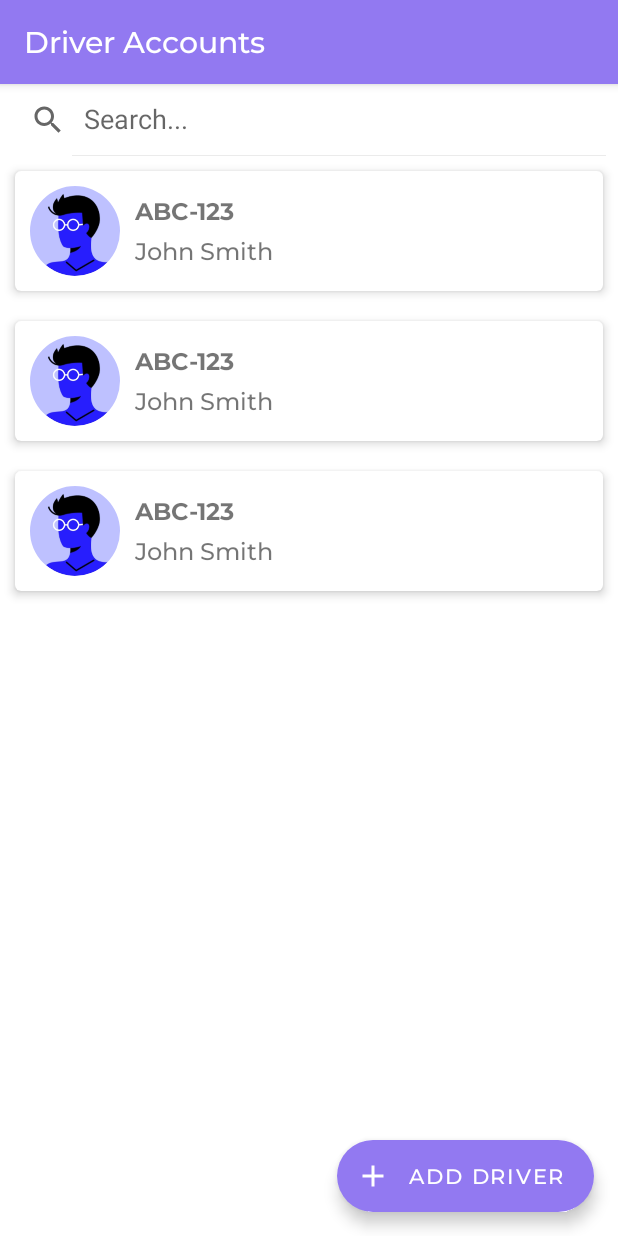
After one commit to 1R0N-MAN/AfricaRideAdmin, an Android app: the layout fragment_driver_accounts_page.xml on its own in the app's theme, with its tools: preview values and no code run, on a phone screen of 412 x 824 dp. The commit adds this screen. Run offline under Robolectric (Android 15) with nearby library versions, the phone set to English and light mode, and no system bars.

Commit message:
Began implementation for viewing driver accounts

```diff
--- /dev/null
+++ b/app/src/main/java/com/transportation/afriride_admin/DriverAccount.kt
@@ -0,0 +1,3 @@
+package com.transportation.afriride_admin
+
+data class DriverAccount(val profilePic: Int, val licensePlate: String, val driverName: String)
--- /dev/null
+++ b/app/src/main/java/com/transportation/afriride_admin/DriverAccountsPage.kt
@@ -0,0 +1,36 @@
+package com.transportation.afriride_admin
+
+import android.os.Bundle
+import androidx.fragment.app.Fragment
+import android.view.LayoutInflater
+import android.view.View
+import android.view.ViewGroup
+import androidx.appcompat.widget.SearchView
+import androidx.recyclerview.widget.RecyclerView
+import com.google.android.material.floatingactionbutton.FloatingActionButton
+import com.google.firebase.firestore.FirebaseFirestore
+import com.google.firebase.firestore.ktx.firestore
+import com.google.firebase.ktx.Firebase
+
+class DriverAccountsPage : Fragment() {
+
+    private lateinit var driverAccountsSearchBar: SearchView
+    private lateinit var driverAccountsRecyclerView: RecyclerView
+    private lateinit var addDriverAccountButton: FloatingActionButton
+    private lateinit var db: FirebaseFirestore
+
+    override fun onCreateView(
+        inflater: LayoutInflater, container: ViewGroup?,
+        savedInstanceState: Bundle?
+    ): View? {
+        // Inflate the layout for this fragment
+        val view = inflater.inflate(R.layout.fragment_driver_accounts_page, container, false)
+
+        driverAccountsSearchBar = view.findViewById(R.id.driverAccountsSearchBar)
+        driverAccountsRecyclerView = view.findViewById(R.id.driverAccountsRecyclerView)
+        addDriverAccountButton = view.findViewById(R.id.addDriverAccountButton)
+
+        db = Firebase.firestore
+        return view
+    }
+}
--- /dev/null
+++ b/app/src/main/java/com/transportation/afriride_admin/DriverAccountsRecyclerAdapter.kt
@@ -0,0 +1,47 @@
+package com.transportation.afriride_admin
+
+import android.content.Context
+import android.view.LayoutInflater
+import android.view.View
+import android.view.ViewGroup
+import android.widget.ImageView
+import android.widget.TextView
+import androidx.cardview.widget.CardView
+import androidx.recyclerview.widget.RecyclerView
+
+class DriverAccountsRecyclerAdapter(
+    private val context: Context,
+    private val driverAccountsList: List<DriverAccount>
+    ):RecyclerView.Adapter<DriverAccountsRecyclerAdapter.MyViewHolder>() {
+
+    class MyViewHolder(itemView: View): RecyclerView.ViewHolder(itemView){
+        val driverAccountCard: CardView = itemView.findViewById(R.id.driverAccountCard)
+        val driverProfilePic: ImageView = itemView.findViewById(R.id.driverProfilePic)
+        val driverLicensePlate: TextView = itemView.findViewById(R.id.driverLicensePlate)
+        val driverName: TextView = itemView.findViewById(R.id.driverName)
+    }
+
+    override fun onCreateViewHolder(parent: ViewGroup, viewType: Int): MyViewHolder {
+        val itemView = LayoutInflater.from(context).inflate(R.layout.driver_accounts_recycler_list_item, parent, false)
+        return MyViewHolder(itemView)
+    }
+
+    override fun onBindViewHolder(holder: MyViewHolder, position: Int) {
+        val driverAccount = driverAccountsList[position]
+        holder.driverAccountCard.setOnClickListener{
+            openDriverAccountPage()
+        }
+
+        holder.driverProfilePic.setImageResource(driverAccount.profilePic)
+        holder.driverLicensePlate.text = driverAccount.licensePlate
+        holder.driverName.text = driverAccount.driverName
+    }
+
+    private fun openDriverAccountPage() {
+        //TODO: "Not yet implemented"
+    }
+
+    override fun getItemCount(): Int {
+        return driverAccountsList.size
+    }
+}
--- /dev/null
+++ b/app/src/main/res/drawable/ic_add.xml
@@ -0,0 +1,10 @@
+<vector xmlns:android="http://schemas.android.com/apk/res/android"
+    android:width="24dp"
+    android:height="24dp"
+    android:viewportWidth="24"
+    android:viewportHeight="24"
+    android:tint="?attr/colorControlNormal">
+  <path
+      android:fillColor="@android:color/white"
+      android:pathData="M19,13h-6v6h-2v-6H5v-2h6V5h2v6h6v2z"/>
+</vector>
--- /dev/null
+++ b/app/src/main/res/layout/driver_accounts_recycler_list_item.xml
@@ -0,0 +1,54 @@
+<?xml version="1.0" encoding="utf-8"?>
+<com.google.android.material.card.MaterialCardView
+    xmlns:android="http://schemas.android.com/apk/res/android"
+    xmlns:app="http://schemas.android.com/apk/res-auto"
+    xmlns:tools="http://schemas.android.com/tools"
+    android:layout_width="match_parent"
+    android:layout_height="wrap_content"
+    android:layout_margin="@dimen/app_margin_size"
+    app:cardElevation="4dp"
+    >
+
+    <androidx.constraintlayout.widget.ConstraintLayout
+        android:id="@+id/driverAccountCard"
+        android:layout_width="match_parent"
+        android:layout_height="wrap_content"
+        android:padding="@dimen/app_margin_size">
+
+        <com.google.android.material.imageview.ShapeableImageView
+            android:id="@+id/driverProfilePic"
+            android:layout_width="60dp"
+            android:layout_height="60dp"
+            android:scaleType="centerCrop"
+            app:layout_constraintTop_toTopOf="parent"
+            app:layout_constraintStart_toStartOf="parent"
+            app:srcCompat="@drawable/user_icon"
+            app:shapeAppearanceOverlay="@style/roundedImageViewRounded"/>
+
+        <TextView
+            android:id="@+id/driverLicensePlate"
+            android:layout_width="wrap_content"
+            android:layout_height="wrap_content"
+            android:fontFamily="@font/montserrat_bold"
+            android:textSize="16sp"
+            android:layout_marginStart="@dimen/app_margin_size"
+            app:layout_constraintTop_toTopOf="parent"
+            app:layout_constraintBottom_toTopOf="@id/driverName"
+            app:layout_constraintStart_toEndOf="@id/driverProfilePic"
+            tools:text="ABC-123"/>
+
+        <TextView
+            android:id="@+id/driverName"
+            android:layout_width="wrap_content"
+            android:layout_height="wrap_content"
+            android:fontFamily="@font/montserrat_medium"
+            android:textSize="16sp"
+            android:layout_marginStart="@dimen/app_margin_size"
+            app:layout_constraintTop_toBottomOf="@id/driverLicensePlate"
+            app:layout_constraintBottom_toBottomOf="parent"
+            app:layout_constraintStart_toEndOf="@id/driverProfilePic"
+            tools:text="John Smith"/>
+
+    </androidx.constraintlayout.widget.ConstraintLayout>
+
+</com.google.android.material.card.MaterialCardView>
--- /dev/null
+++ b/app/src/main/res/layout/fragment_driver_accounts_page.xml
@@ -0,0 +1,75 @@
+<?xml version="1.0" encoding="utf-8"?>
+<androidx.constraintlayout.widget.ConstraintLayout xmlns:android="http://schemas.android.com/apk/res/android"
+    xmlns:tools="http://schemas.android.com/tools"
+    android:layout_width="match_parent"
+    android:layout_height="match_parent"
+    xmlns:app="http://schemas.android.com/apk/res-auto"
+    tools:context=".DriverAccountsPage">
+
+    <com.google.android.material.appbar.AppBarLayout
+        android:id="@+id/appBarLayout"
+        android:layout_width="match_parent"
+        android:layout_height="wrap_content"
+        app:layout_constraintTop_toTopOf="parent"
+        app:layout_constraintStart_toStartOf="parent">
+
+        <androidx.appcompat.widget.Toolbar
+            android:id="@+id/toolbar"
+            android:layout_width="match_parent"
+            android:layout_height="?attr/actionBarSize"
+            android:background="@color/purple_500">
+
+            <androidx.constraintlayout.widget.ConstraintLayout
+                android:layout_width="match_parent"
+                android:layout_height="match_parent">
+
+                <TextView
+                    android:id="@+id/toolbarTitle"
+                    android:layout_width="wrap_content"
+                    android:layout_height="match_parent"
+                    android:fontFamily="@font/montserrat_medium"
+                    android:text="@string/driver_accounts"
+                    android:textColor="@color/white"
+                    android:textSize="20sp"
+                    android:gravity="center"
+                    app:layout_constraintStart_toStartOf="parent"
+                    app:layout_constraintTop_toTopOf="parent" />
+
+            </androidx.constraintlayout.widget.ConstraintLayout>
+        </androidx.appcompat.widget.Toolbar>
+    </com.google.android.material.appbar.AppBarLayout>
+
+    <androidx.appcompat.widget.SearchView
+        android:id="@+id/driverAccountsSearchBar"
+        android:layout_width="match_parent"
+        android:layout_height="wrap_content"
+        app:iconifiedByDefault="false"
+        app:queryHint="Search..."
+        app:layout_constraintTop_toBottomOf="@id/appBarLayout"/>
+
+    <androidx.recyclerview.widget.RecyclerView
+        android:id="@+id/driverAccountsRecyclerView"
+        android:layout_width="match_parent"
+        android:layout_height="0dp"
+        app:layout_constraintTop_toBottomOf="@id/driverAccountsSearchBar"
+        app:layout_constraintBottom_toBottomOf="parent"
+        app:layoutManager="androidx.recyclerview.widget.LinearLayoutManager"
+        tools:listitem="@layout/driver_accounts_recycler_list_item"
+        />
+
+    <com.google.android.material.floatingactionbutton.ExtendedFloatingActionButton
+        android:id="@+id/addDriverAccountButton"
+        android:layout_width="wrap_content"
+        android:layout_height="wrap_content"
+        android:layout_margin="16dp"
+        android:text="@string/add_driver"
+        android:textColor="@color/white"
+        android:fontFamily="@font/montserrat_medium"
+        app:icon="@drawable/ic_add"
+        app:iconTint="@color/white"
+        app:backgroundTint="@color/purple_500"
+        app:layout_constraintBottom_toBottomOf="parent"
+        app:layout_constraintEnd_toEndOf="parent"
+        />
+
+</androidx.constraintlayout.widget.ConstraintLayout>
--- a/app/src/main/res/values/strings.xml
+++ b/app/src/main/res/values/strings.xml
@@ -20,4 +20,5 @@
     <string name="welcome_username">Welcome %s</string>
     <string name="admin_accounts">Admin Accounts</string>
     <string name="driver_accounts">Driver Accounts</string>
+    <string name="add_driver">Add Driver</string>
 </resources>
--- a/app/src/main/res/values/styles.xml
+++ b/app/src/main/res/values/styles.xml
@@ -20,4 +20,5 @@
         <item name="cornerFamily">rounded</item>
         <item name="cornerSize">50%</item>
     </style>
+
 </resources>
```
